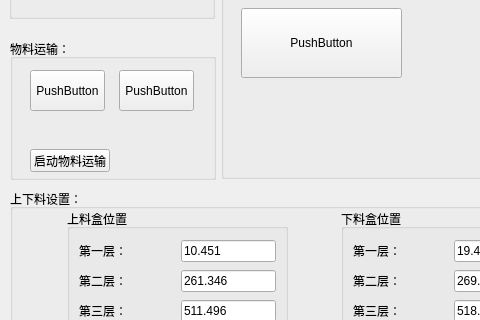
This is transport/transportset.ui in tyssx/qt-pro as Qt 5 draws it before an edit; both pictures show x 0 to 480 and y 171 to 491 of the 587 by 601 pixel window. The edited form follows.
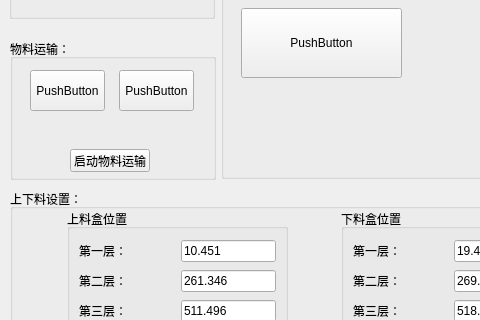
This is the edited form. Custom widgets are drawn as their Qt base class.

```diff
--- a/transport/transportset.ui
+++ b/transport/transportset.ui
@@ -136,7 +136,7 @@
    <widget class="QPushButton" name="pushButtonTransport">
     <property name="geometry">
      <rect>
-      <x>20</x>
+      <x>60</x>
       <y>110</y>
       <width>80</width>
       <height>23</height>
```
